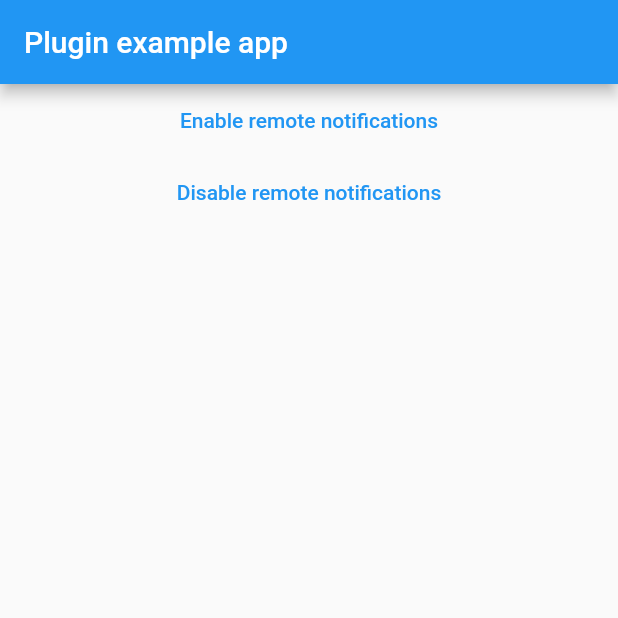
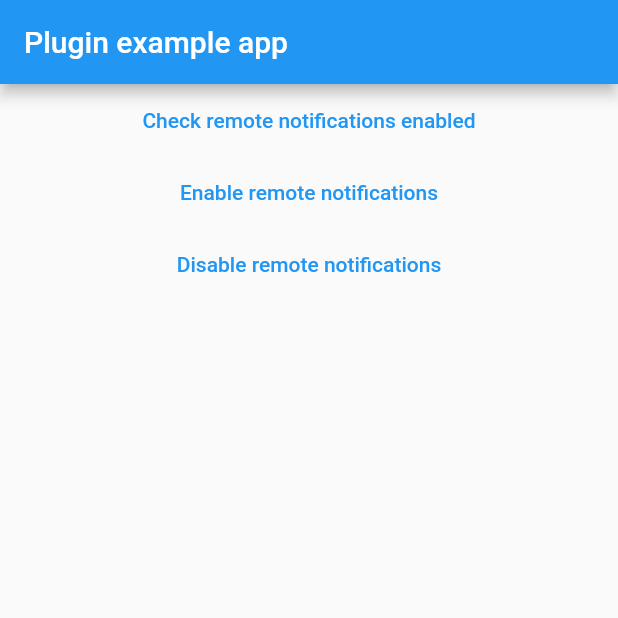
Before and after one commit to Notificare/notificare-sdk-flutter, a Flutter app: the screen it shows after launch, on a phone screen of 412 x 824 dp, the top half of it. Run offline on Flutter 3.47's test engine with Material 2 defaults, Android fonts, the phone set to English and light mode, and no system bars.

Commit message:
chore: update sample

```diff
--- a/notificare_push/example/lib/main.dart
+++ b/notificare_push/example/lib/main.dart
@@ -125,10 +125,21 @@ class _MyAppState extends State<MyApp> {
         ),
         body: ListView(
           children: [
+            TextButton(child: Text('Check remote notifications enabled'), onPressed: _checkRemoteNotificationsEnabled),
             TextButton(child: Text('Enable remote notifications'), onPressed: _enableRemoteNotifications),
             TextButton(child: Text('Disable remote notifications'), onPressed: _disableRemoteNotifications),
           ],
         ),
+      ),
+    );
+  }
+
+  void _checkRemoteNotificationsEnabled() async {
+    final enabled = await NotificarePush.isRemoteNotificationsEnabled;
+
+    _messengerKey.currentState?.showSnackBar(
+      SnackBar(
+        content: Text('Enabled = $enabled'),
       ),
     );
   }
```
Also changed, not shown: 1 other file.
